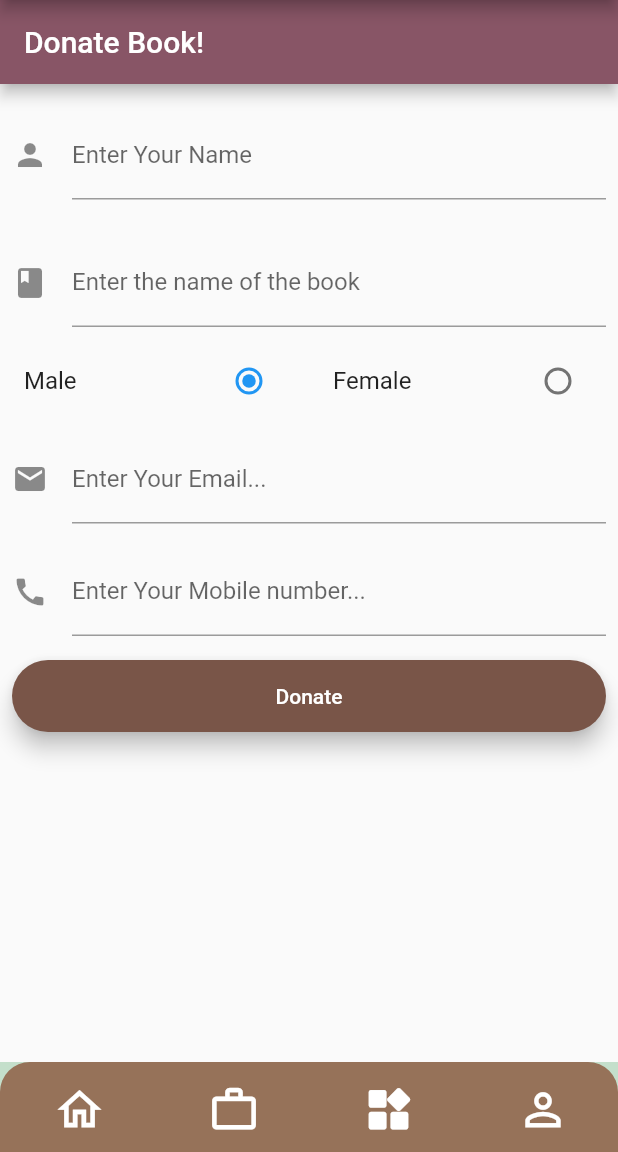
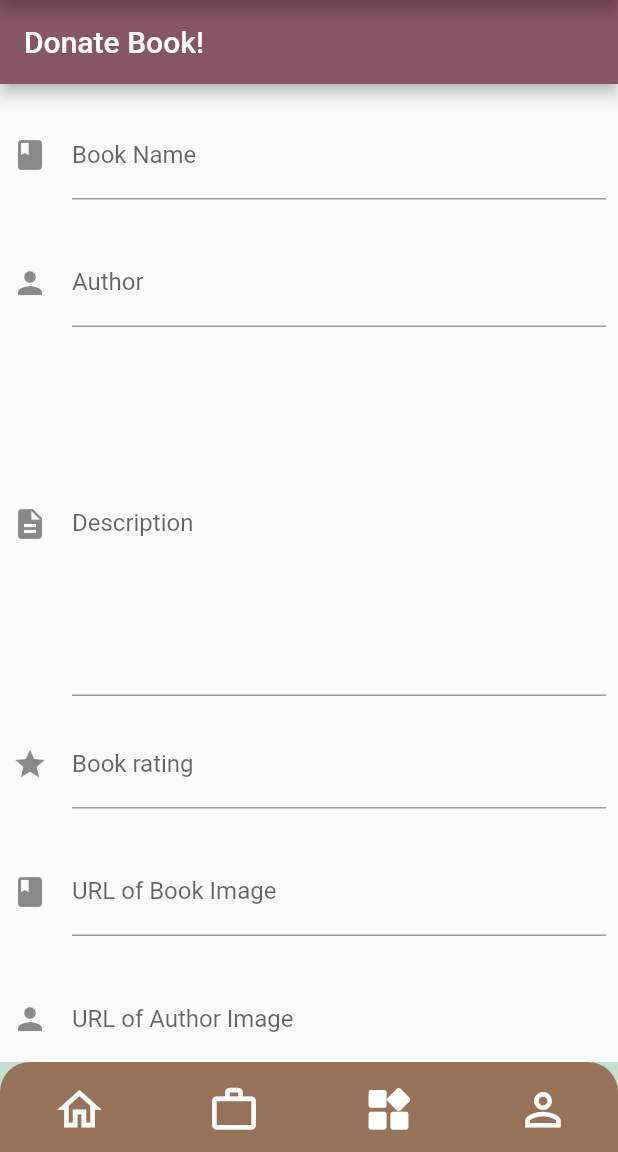
Before and after one commit to AkhilNagar/library_software, a Flutter app: the screen it shows after launch, item 3 of the bottom bar chosen, on a phone screen of 412 x 824 dp, the part 84-1236 px from its top. Run offline on Flutter 3.47's test engine with Material 2 defaults, Android fonts, the phone set to English and light mode, and no system bars; our stand-ins replace cloud_firestore, firebase_core, google_fonts; accounts and stored records are empty.

Commit message:
Donate book form complete

```diff
--- a/lib/donatebook.dart
+++ b/lib/donatebook.dart
@@ -1,5 +1,13 @@
 import 'package:flutter/material.dart';
-import 'profile.dart';
+import 'databasemanager.dart';
+import 'package:cloud_firestore/cloud_firestore.dart';
+import 'package:firebase_core/firebase_core.dart';
+
+String name="",author="";
+int score=0;
+String description="";
+String bookimage="";
+String authorimage="";
 
 class DonateBooks extends StatefulWidget {
   @override
@@ -7,29 +15,28 @@ class DonateBooks extends StatefulWidget {
 }
 
 class _DonateState extends State<DonateBooks> {
-  String email="";
-  String password="";
-  String name="",fname="",mname="";
-  String number="";
+
+
   bool _obscureText = true;
-  String gender="";
+
   String groupValue="male";
   final _formkey=GlobalKey<FormState>();
 
-  valueChanged(e){
-    setState(() {
-      if(e=="male"){
-        groupValue=e;
-        gender=e;
-      }
-      else if(e=="female"){
-        groupValue=e;
-        gender=e;
-      }
-    });
-  }
+  // valueChanged(e){
+  //   setState(() {
+  //     if(e=="male"){
+  //       groupValue=e;
+  //       gender=e;
+  //     }
+  //     else if(e=="female"){
+  //       groupValue=e;
+  //       gender=e;
+  //     }
+  //   });
+  // }
   @override
   Widget build(BuildContext context) {
+
     return Scaffold(
         appBar: AppBar(title: Text("Donate Book!"),backgroundColor: Color(0xff885566),),
         body: Stack(
@@ -46,8 +53,8 @@ class _DonateState extends State<DonateBooks> {
                       keyboardType: TextInputType.name,
                       onChanged: (value) => name = value,
                       decoration: InputDecoration(
-                        labelText: "Enter Your Name",
-                        icon: Icon(Icons.person),
+                        labelText: "Book Name",
+                        icon: Icon(Icons.book),
                       ),
                     ),
                   ),
@@ -57,10 +64,10 @@ class _DonateState extends State<DonateBooks> {
                     padding: const EdgeInsets.all(8.0),
                     child: TextField(
                       keyboardType: TextInputType.text,
-                      onChanged: (value) => fname = value,
+                      onChanged: (value) => author = value,
                       decoration: InputDecoration(
-                        labelText: "Enter the name of the book",
-                        icon: Icon(Icons.book),
+                        labelText: "Author",
+                        icon: Icon(Icons.person),
                       ),
                     ),
                   ),
@@ -78,40 +85,41 @@ class _DonateState extends State<DonateBooks> {
                   //   ),
                   // ),
 
-                  Row(children: <Widget>[
-                    Expanded(
-                      child: ListTile(
-                        title: Text(
-                          "Male",
-                          textAlign: TextAlign.start,
-                        ),
-                        trailing: Radio(
-                            value: "male",
-                            groupValue: groupValue,
-                            onChanged: (e) => valueChanged(e)),
-                      ),
-                    ),
-                    Expanded(
-                      child: ListTile(
-                        title: Text(
-                          "Female",
-                          textAlign: TextAlign.start,
-                        ),
-                        trailing: Radio(
-                            value: "female",
-                            groupValue: groupValue,
-                            onChanged: (e) => valueChanged(e)),
-                      ),
-                    ),
-                  ]),
+                  // Row(children: <Widget>[
+                  //   Expanded(
+                  //     child: ListTile(
+                  //       title: Text(
+                  //         "Male",
+                  //         textAlign: TextAlign.start,
+                  //       ),
+                  //       trailing: Radio(
+                  //           value: "male",
+                  //           groupValue: groupValue,
+                  //           onChanged: (e) => valueChanged(e)),
+                  //     ),
+                  //   ),
+                  //   Expanded(
+                  //     child: ListTile(
+                  //       title: Text(
+                  //         "Female",
+                  //         textAlign: TextAlign.start,
+                  //       ),
+                  //       trailing: Radio(
+                  //           value: "female",
+                  //           groupValue: groupValue,
+                  //           onChanged: (e) => valueChanged(e)),
+                  //     ),
+                  //   ),
+                  // ]),
                   Padding(
                     padding: const EdgeInsets.all(8.0),
                     child: TextField(
-                      keyboardType: TextInputType.emailAddress,
-                      onChanged: (value) => email = value,
+                      maxLines: 10,
+                      keyboardType: TextInputType.text,
+                      onChanged: (value) => description = value,
                       decoration: InputDecoration(
-                        labelText: "Enter Your Email...",
-                        icon: Icon(Icons.email),
+                        labelText: "Description",
+                        icon: Icon(Icons.description),
                       ),
                     ),
                   ),
@@ -119,14 +127,37 @@ class _DonateState extends State<DonateBooks> {
                     padding: const EdgeInsets.all(8.0),
                     child: TextField(
                       keyboardType: TextInputType.number,
-                      onChanged: (value) => number = value,
+                      onChanged: (value) => score = int.parse(value),
                       decoration: InputDecoration(
-                        labelText: "Enter Your Mobile number...",
-                        icon: Icon(Icons.call),
+                        labelText: "Book rating",
+                        icon: Icon(Icons.grade),
                       ),
                     ),
                   ),
-
+                  Padding(padding: const EdgeInsets.only(top: 10)),
+                  Padding(
+                    padding: const EdgeInsets.all(8.0),
+                    child: TextField(
+                      keyboardType: TextInputType.text,
+                      onChanged: (value) => bookimage = value,
+                      decoration: InputDecoration(
+                        labelText: "URL of Book Image",
+                        icon: Icon(Icons.book),
+                      ),
+                    ),
+                  ),
+                  Padding(padding: const EdgeInsets.only(top: 10)),
+                  Padding(
+                    padding: const EdgeInsets.all(8.0),
+                    child: TextField(
+                      keyboardType: TextInputType.text,
+                      onChanged: (value) => authorimage = value,
+                      decoration: InputDecoration(
+                        labelText: "URL of Author Image",
+                        icon: Icon(Icons.person),
+                      ),
+                    ),
+                  ),
 
 
 
@@ -195,6 +226,7 @@ class _DonateState extends State<DonateBooks> {
 class Button extends StatelessWidget {
   //final VoidCallback callback;
   final String text;
+
   //required this.callback,
   const Button({Key? key, required this.text}) : super(key: key);
   @override
@@ -209,7 +241,22 @@ class Button extends StatelessWidget {
           //onPressed: callback,
           minWidth: 200.0,
           height: 45.0,
-          onPressed: () {  },    //ADD BUTTON FUNCTION HERE
+          onPressed: () {
+            DatabaseManager.addItem(title: name,
+                  description: description,
+                  author: author,
+                  authorimage:authorimage,
+                  bookimage:bookimage,
+                  score: score);
+
+            // FirebaseFirestore.instance
+            //     .collection('donatedBooks')
+            //     .add({"title": "title",
+            //   "description": "description",
+            //   "author":"author",
+            //   "image":"image",
+            //   "score":5});
+          },    //ADD BUTTON FUNCTION HERE
           child: Text(text, style: TextStyle(color: Colors.white)),
         ),
       ),
```
Also changed, not shown: lib/databasemanager.dart (+8 -4 lines).
